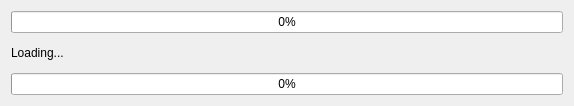
The window that loadingdialog.ui (baz1/TiffHDR) describes before a commit, drawn with Qt 5.
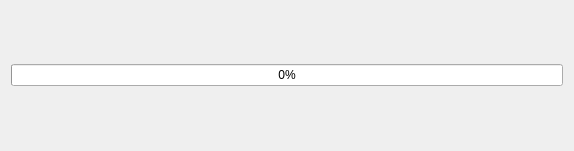
The same window after the commit.

Commit message: Multithreaded loading

Diff of the .ui file:
```diff
--- a/loadingdialog.ui
+++ b/loadingdialog.ui
@@ -7,7 +7,7 @@
     <x>0</x>
     <y>0</y>
     <width>574</width>
-    <height>106</height>
+    <height>151</height>
    </rect>
   </property>
   <property name="windowTitle">
@@ -22,18 +22,7 @@
     </widget>
    </item>
    <item>
-    <widget class="QLabel" name="label">
-     <property name="text">
-      <string>Loading...</string>
-     </property>
-    </widget>
-   </item>
-   <item>
-    <widget class="QProgressBar" name="subPrgss">
-     <property name="value">
-      <number>0</number>
-     </property>
-    </widget>
+    <layout class="QHBoxLayout" name="horizontalLayout"/>
    </item>
   </layout>
  </widget>
```
The commit also changes 6 other files.
